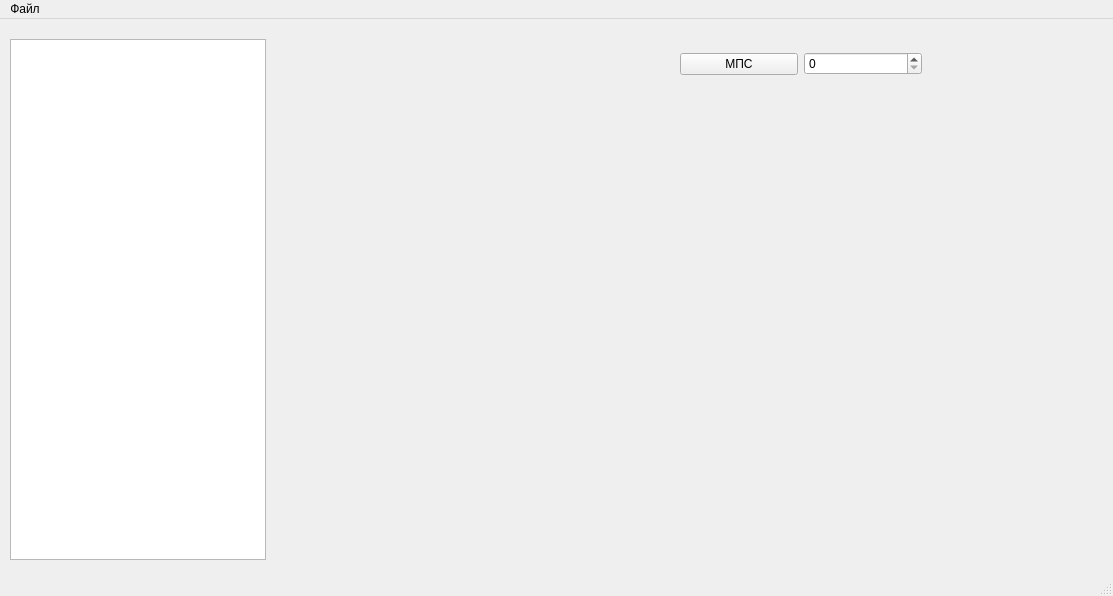
Qt form GLCM.ui (buligar/GLCM) before a commit.
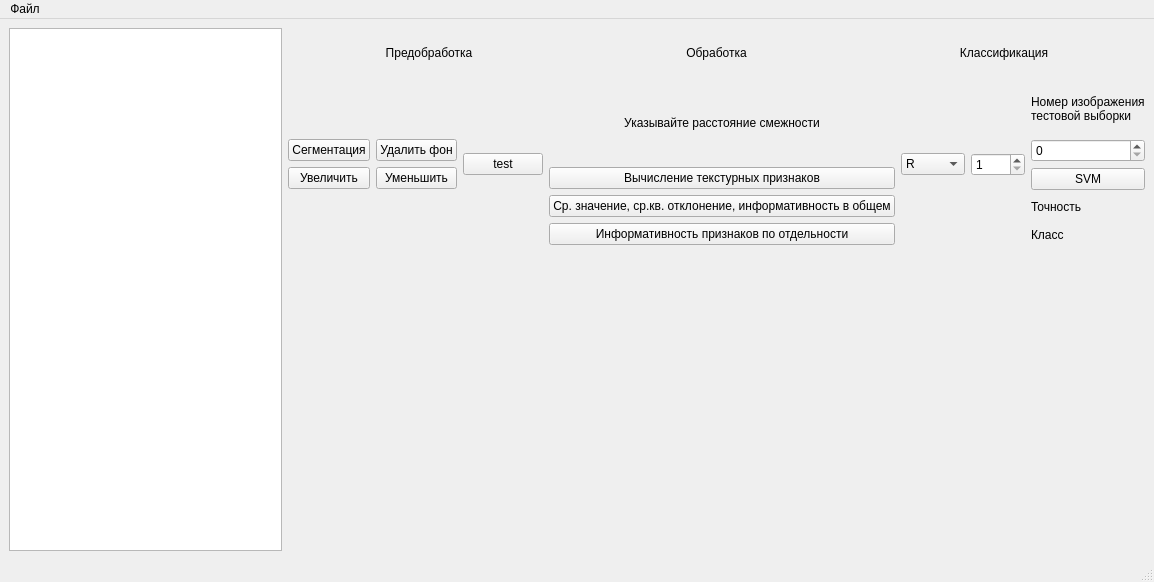
The same form after that commit. Custom widgets are drawn as their Qt base class.

```diff
--- a/GLCM.ui
+++ b/GLCM.ui
@@ -6,89 +6,357 @@
    <rect>
     <x>0</x>
     <y>0</y>
-    <width>1113</width>
-    <height>596</height>
+    <width>1154</width>
+    <height>582</height>
    </rect>
   </property>
   <property name="windowTitle">
    <string>MainWindow</string>
   </property>
   <widget class="QWidget" name="centralwidget">
-   <widget class="PlotWidget" name="GraphWidget" native="true">
-    <property name="geometry">
-     <rect>
-      <x>680</x>
-      <y>110</y>
-      <width>381</width>
-      <height>428</height>
-     </rect>
-    </property>
-   </widget>
-   <widget class="QWidget" name="layoutWidget">
-    <property name="geometry">
-     <rect>
-      <x>680</x>
-      <y>30</y>
-      <width>242</width>
-      <height>30</height>
-     </rect>
-    </property>
-    <layout class="QHBoxLayout" name="horizontalLayout">
-     <item>
-      <widget class="QPushButton" name="pushButton">
-       <property name="text">
-        <string>МПС</string>
-       </property>
-      </widget>
-     </item>
-     <item>
-      <widget class="QSpinBox" name="spinBox"/>
-     </item>
-    </layout>
-   </widget>
-   <widget class="QListWidget" name="listWidget">
-    <property name="geometry">
-     <rect>
-      <x>10</x>
-      <y>20</y>
-      <width>256</width>
-      <height>521</height>
-     </rect>
-    </property>
-   </widget>
-   <widget class="QLabel" name="label">
-    <property name="geometry">
-     <rect>
-      <x>290</x>
-      <y>110</y>
-      <width>361</width>
-      <height>421</height>
-     </rect>
-    </property>
-    <property name="text">
-     <string/>
-    </property>
-   </widget>
-   <widget class="QLabel" name="status_bar">
-    <property name="geometry">
-     <rect>
-      <x>680</x>
-      <y>75</y>
-      <width>381</width>
-      <height>31</height>
-     </rect>
-    </property>
-    <property name="text">
-     <string/>
-    </property>
-   </widget>
+   <layout class="QGridLayout" name="gridLayout_3">
+    <item row="0" column="0">
+     <widget class="QListWidget" name="listWidget">
+      <property name="maximumSize">
+       <size>
+        <width>500</width>
+        <height>16777215</height>
+       </size>
+      </property>
+     </widget>
+    </item>
+    <item row="0" column="1">
+     <layout class="QVBoxLayout" name="verticalLayout_5">
+      <item>
+       <layout class="QGridLayout" name="gridLayout_2">
+        <item row="1" column="0">
+         <layout class="QHBoxLayout" name="horizontalLayout_7">
+          <item>
+           <layout class="QGridLayout" name="gridLayout">
+            <item row="0" column="0">
+             <layout class="QVBoxLayout" name="verticalLayout_2">
+              <item>
+               <layout class="QHBoxLayout" name="horizontalLayout_2">
+                <item>
+                 <widget class="QPushButton" name="pushButton_segmentation">
+                  <property name="text">
+                   <string>Сегментация</string>
+                  </property>
+                 </widget>
+                </item>
+                <item>
+                 <widget class="QPushButton" name="pushButton_deleteBackground">
+                  <property name="text">
+                   <string>Удалить фон</string>
+                  </property>
+                 </widget>
+                </item>
+               </layout>
+              </item>
+              <item>
+               <layout class="QHBoxLayout" name="horizontalLayout_3">
+                <item>
+                 <widget class="QPushButton" name="zoom_in_button">
+                  <property name="text">
+                   <string>Увеличить</string>
+                  </property>
+                 </widget>
+                </item>
+                <item>
+                 <widget class="QPushButton" name="zoom_out_button">
+                  <property name="text">
+                   <string>Уменьшить</string>
+                  </property>
+                 </widget>
+                </item>
+               </layout>
+              </item>
+             </layout>
+            </item>
+            <item row="0" column="1">
+             <widget class="QPushButton" name="Buttontest">
+              <property name="text">
+               <string>test</string>
+              </property>
+             </widget>
+            </item>
+           </layout>
+          </item>
+          <item>
+           <layout class="QHBoxLayout" name="horizontalLayout">
+            <item>
+             <layout class="QVBoxLayout" name="verticalLayout">
+              <item>
+               <widget class="QLabel" name="label_2">
+                <property name="text">
+                 <string>Указывайте расстояние смежности</string>
+                </property>
+                <property name="alignment">
+                 <set>Qt::AlignCenter</set>
+                </property>
+               </widget>
+              </item>
+              <item>
+               <widget class="QPushButton" name="pushButton">
+                <property name="text">
+                 <string>Вычисление текстурных признаков</string>
+                </property>
+               </widget>
+              </item>
+              <item>
+               <widget class="QPushButton" name="info_button">
+                <property name="autoFillBackground">
+                 <bool>false</bool>
+                </property>
+                <property name="text">
+                 <string>Ср. значение, ср.кв. отклонение, информативность в общем</string>
+                </property>
+                <property name="checkable">
+                 <bool>false</bool>
+                </property>
+                <property name="autoRepeat">
+                 <bool>false</bool>
+                </property>
+                <property name="autoExclusive">
+                 <bool>false</bool>
+                </property>
+                <property name="autoDefault">
+                 <bool>false</bool>
+                </property>
+                <property name="default">
+                 <bool>false</bool>
+                </property>
+                <property name="flat">
+                 <bool>false</bool>
+                </property>
+               </widget>
+              </item>
+              <item>
+               <widget class="QPushButton" name="info_button_2">
+                <property name="text">
+                 <string>Информативность признаков по отдельности</string>
+                </property>
+               </widget>
+              </item>
+             </layout>
+            </item>
+            <item>
+             <widget class="QComboBox" name="color">
+              <item>
+               <property name="text">
+                <string>R</string>
+               </property>
+              </item>
+              <item>
+               <property name="text">
+                <string>G</string>
+               </property>
+              </item>
+              <item>
+               <property name="text">
+                <string>B</string>
+               </property>
+              </item>
+              <item>
+               <property name="text">
+                <string>GRAY</string>
+               </property>
+              </item>
+             </widget>
+            </item>
+            <item>
+             <widget class="QSpinBox" name="spinBox">
+              <property name="minimum">
+               <number>1</number>
+              </property>
+              <property name="maximum">
+               <number>1000</number>
+              </property>
+             </widget>
+            </item>
+           </layout>
+          </item>
+          <item>
+           <layout class="QVBoxLayout" name="verticalLayout_4">
+            <item>
+             <widget class="QLabel" name="label_3">
+              <property name="text">
+               <string>Номер изображения тестовой выборки</string>
+              </property>
+              <property name="wordWrap">
+               <bool>true</bool>
+              </property>
+              <property name="openExternalLinks">
+               <bool>false</bool>
+              </property>
+             </widget>
+            </item>
+            <item>
+             <widget class="QSpinBox" name="spinBox_2"/>
+            </item>
+            <item>
+             <widget class="QPushButton" name="SVM_button">
+              <property name="text">
+               <string>SVM</string>
+              </property>
+             </widget>
+            </item>
+            <item>
+             <layout class="QVBoxLayout" name="verticalLayout_3">
+              <item>
+               <layout class="QHBoxLayout" name="horizontalLayout_5">
+                <item>
+                 <widget class="QLabel" name="label_4">
+                  <property name="text">
+                   <string>Точность</string>
+                  </property>
+                 </widget>
+                </item>
+                <item>
+                 <widget class="QLabel" name="accuracy">
+                  <property name="text">
+                   <string/>
+                  </property>
+                 </widget>
+                </item>
+               </layout>
+              </item>
+              <item>
+               <layout class="QHBoxLayout" name="horizontalLayout_6">
+                <item>
+                 <widget class="QLabel" name="label_5">
+                  <property name="text">
+                   <string>Класс</string>
+                  </property>
+                 </widget>
+                </item>
+                <item>
+                 <widget class="QLabel" name="results">
+                  <property name="text">
+                   <string/>
+                  </property>
+                 </widget>
+                </item>
+               </layout>
+              </item>
+             </layout>
+            </item>
+           </layout>
+          </item>
+         </layout>
+        </item>
+        <item row="0" column="0">
+         <layout class="QHBoxLayout" name="horizontalLayout_4">
+          <item>
+           <widget class="QLabel" name="pred">
+            <property name="maximumSize">
+             <size>
+              <width>16777215</width>
+              <height>50</height>
+             </size>
+            </property>
+            <property name="acceptDrops">
+             <bool>false</bool>
+            </property>
+            <property name="layoutDirection">
+             <enum>Qt::LeftToRight</enum>
+            </property>
+            <property name="autoFillBackground">
+             <bool>false</bool>
+            </property>
+            <property name="text">
+             <string>Предобработка</string>
+            </property>
+            <property name="scaledContents">
+             <bool>false</bool>
+            </property>
+            <property name="alignment">
+             <set>Qt::AlignCenter</set>
+            </property>
+            <property name="wordWrap">
+             <bool>false</bool>
+            </property>
+            <property name="openExternalLinks">
+             <bool>false</bool>
+            </property>
+           </widget>
+          </item>
+          <item>
+           <widget class="QLabel" name="obrab">
+            <property name="maximumSize">
+             <size>
+              <width>16777215</width>
+              <height>50</height>
+             </size>
+            </property>
+            <property name="text">
+             <string>Обработка</string>
+            </property>
+            <property name="alignment">
+             <set>Qt::AlignCenter</set>
+            </property>
+           </widget>
+          </item>
+          <item>
+           <widget class="QLabel" name="class_2">
+            <property name="maximumSize">
+             <size>
+              <width>16777215</width>
+              <height>50</height>
+             </size>
+            </property>
+            <property name="text">
+             <string>Классификация</string>
+            </property>
+            <property name="alignment">
+             <set>Qt::AlignCenter</set>
+            </property>
+           </widget>
+          </item>
+         </layout>
+        </item>
+       </layout>
+      </item>
+      <item>
+       <layout class="QHBoxLayout" name="horizontalLayout_8">
+        <item>
+         <widget class="QLabel" name="label">
+          <property name="minimumSize">
+           <size>
+            <width>300</width>
+            <height>300</height>
+           </size>
+          </property>
+          <property name="text">
+           <string/>
+          </property>
+         </widget>
+        </item>
+        <item>
+         <widget class="QLabel" name="dst">
+          <property name="minimumSize">
+           <size>
+            <width>300</width>
+            <height>300</height>
+           </size>
+          </property>
+          <property name="text">
+           <string/>
+          </property>
+         </widget>
+        </item>
+       </layout>
+      </item>
+     </layout>
+    </item>
+   </layout>
   </widget>
   <widget class="QMenuBar" name="menubar">
    <property name="geometry">
     <rect>
      <x>0</x>
      <y>0</y>
-     <width>1113</width>
+     <width>1154</width>
      <height>26</height>
     </rect>
    </property>
@@ -119,14 +387,6 @@
    </property>
   </action>
  </widget>
- <customwidgets>
-  <customwidget>
-   <class>PlotWidget</class>
-   <extends>QWidget</extends>
-   <header>pyqtgraph</header>
-   <container>1</container>
-  </customwidget>
- </customwidgets>
  <resources/>
  <connections/>
 </ui>
```
